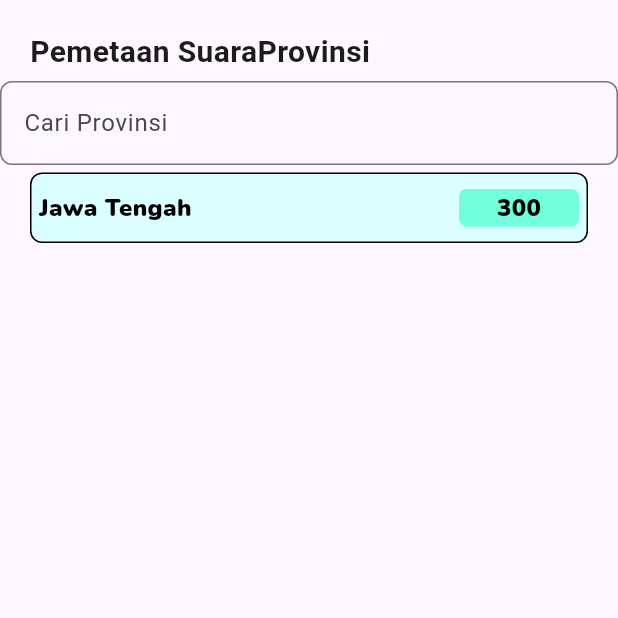
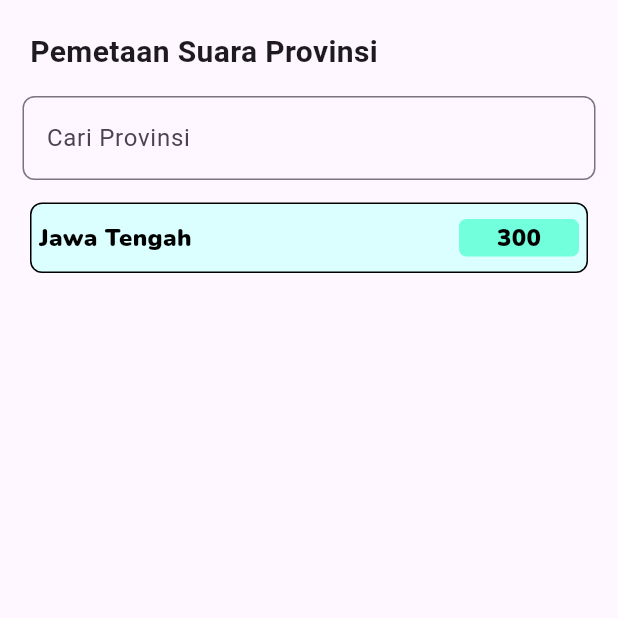
Before and after one commit to mikmself/mapvoters-apk, a Flutter app: the Pemetaansuara screen opened directly, on a phone screen of 412 x 824 dp, the top half of it. Run offline on Flutter 3.47's test engine with Material 3 defaults, Android fonts, the phone set to English and light mode, and no system bars; our stand-ins replace file_picker, google_fonts, sidebarx.

Commit message:
Feat : Service untuk pemetaan Suara

```diff
--- a/lib/page/PemetaanSuara/pemetaanSuara.dart
+++ b/lib/page/PemetaanSuara/pemetaanSuara.dart
@@ -21,20 +21,23 @@ class _PemetaansuaraState extends State<Pemetaansuara> {
           padding: EdgeInsets.fromLTRB(20, 20, 20, 5),
           child: Align(
             alignment: Alignment.topLeft,
-            child: Text("Pemetaan Suara" + judul,
+            child: Text("Pemetaan Suara $judul",
               style: TextStyle(
                 fontSize: 20,
                 fontWeight: FontWeight.bold,
               ),
             ),
           ),
-        ), TextField(controller: cariWilayah,
+        ), Padding(
+          padding: EdgeInsets.fromLTRB(15, 10, 15, 10),
+          child: TextField(controller: cariWilayah,
           decoration:
           InputDecoration(
              labelText: 'Cari $judul',
                 border: OutlineInputBorder(
                   borderRadius: BorderRadius.circular(8),
                   )
+          ),
           ),
         ),
         _buildInfoContainer("Jawa Tengah", 300)
```
Also changed, not shown: lib/page/PemetaanSuara/model/method_di_pemetaansuara.dart (added), lib/page/PemetaanSuara/pemetaan_suara_service.dart (added). Lines whose indentation alone changed are shown as unchanged.
